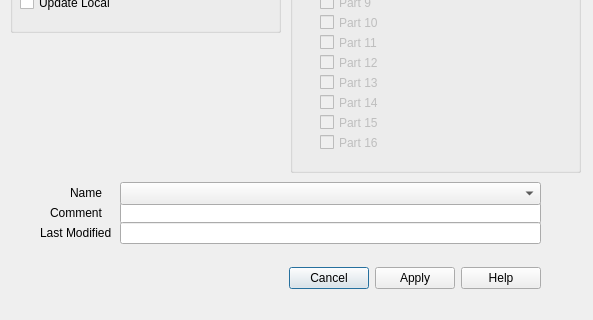
Above: load_dialog/Load_Dialog.ui from RoberNoTson/JV1080lib before the change; both pictures show x 0 to 593 and y 228 to 548 of the 593 by 548 pixel window. Below: the same form after it.
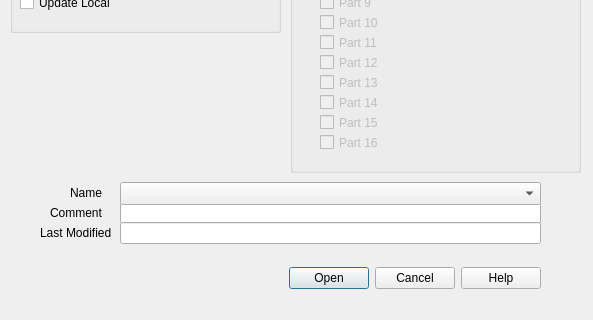
That is the form after the change.

The edit to the form file:
```diff
--- a/load_dialog/Load_Dialog.ui
+++ b/load_dialog/Load_Dialog.ui
@@ -32,7 +32,7 @@
     <enum>Qt::Horizontal</enum>
    </property>
    <property name="standardButtons">
-    <set>QDialogButtonBox::Apply|QDialogButtonBox::Cancel|QDialogButtonBox::Help</set>
+    <set>QDialogButtonBox::Cancel|QDialogButtonBox::Help|QDialogButtonBox::Open</set>
    </property>
   </widget>
   <widget class="QLineEdit" name="Load_Comment_display">
```
